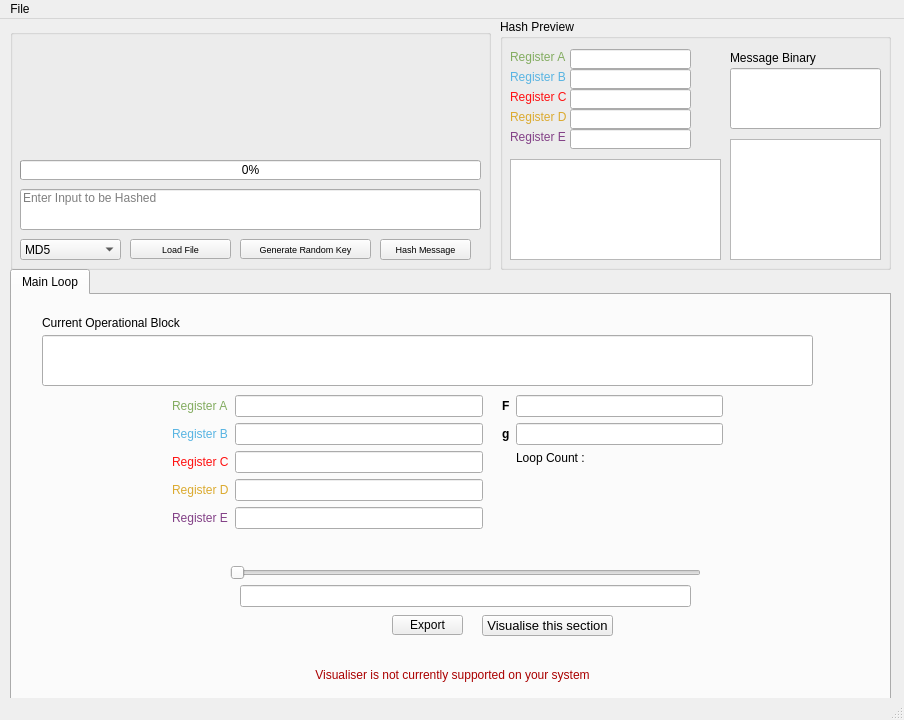
euandmj/Hash-Function-Visualiser, file mainwindow.ui: the form before one commit.
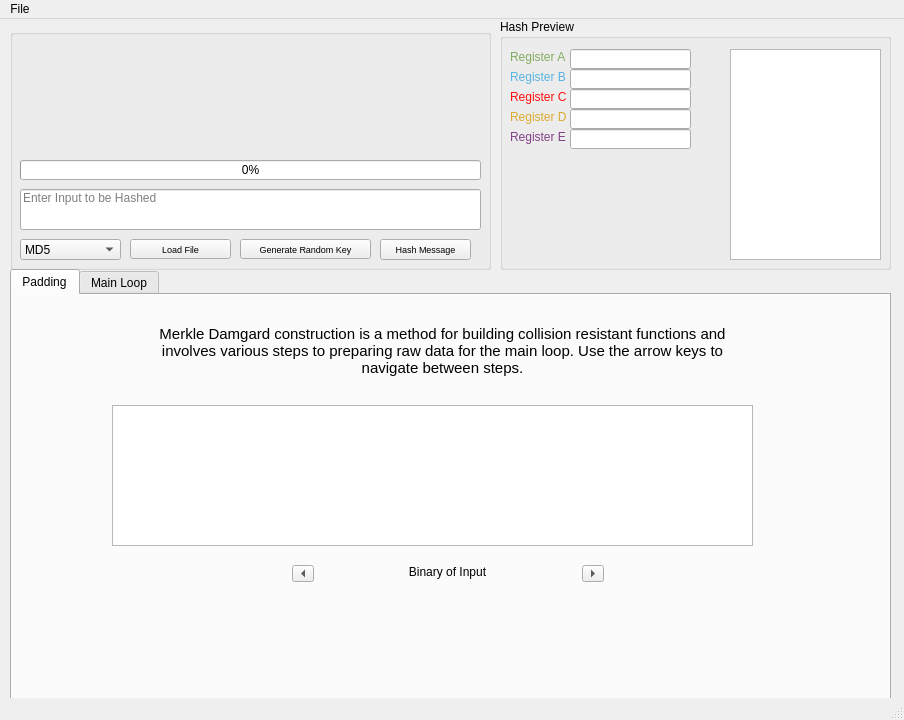
The form after the commit.

Commit message: md5 padding demo

```diff
--- a/mainwindow.ui
+++ b/mainwindow.ui
@@ -208,29 +208,13 @@
        <property name="title">
         <string>Hash Preview</string>
        </property>
-       <widget class="QLineEdit" name="inputBinaryText">
-        <property name="geometry">
-         <rect>
-          <x>230</x>
-          <y>49</y>
-          <width>151</width>
-          <height>61</height>
-         </rect>
-        </property>
-        <property name="alignment">
-         <set>Qt::AlignLeading|Qt::AlignLeft|Qt::AlignTop</set>
-        </property>
-        <property name="readOnly">
-         <bool>true</bool>
-        </property>
-       </widget>
        <widget class="QTableWidget" name="sineTable">
         <property name="geometry">
          <rect>
           <x>230</x>
-          <y>120</y>
+          <y>30</y>
           <width>151</width>
-          <height>121</height>
+          <height>211</height>
          </rect>
         </property>
         <property name="sizePolicy">
@@ -269,19 +253,6 @@
          <bool>false</bool>
         </attribute>
        </widget>
-       <widget class="QTextEdit" name="blockText">
-        <property name="geometry">
-         <rect>
-          <x>10</x>
-          <y>140</y>
-          <width>211</width>
-          <height>101</height>
-         </rect>
-        </property>
-        <property name="readOnly">
-         <bool>true</bool>
-        </property>
-       </widget>
        <widget class="QLabel" name="label_16">
         <property name="geometry">
          <rect>
@@ -386,19 +357,6 @@
          <bool>true</bool>
         </property>
        </widget>
-       <widget class="QLabel" name="label_20">
-        <property name="geometry">
-         <rect>
-          <x>230</x>
-          <y>30</y>
-          <width>121</width>
-          <height>17</height>
-         </rect>
-        </property>
-        <property name="text">
-         <string>Message Binary</string>
-        </property>
-       </widget>
        <widget class="QLineEdit" name="regEText">
         <property name="geometry">
          <rect>
@@ -447,6 +405,100 @@
        <property name="currentIndex">
         <number>0</number>
        </property>
+       <widget class="QWidget" name="tab_2">
+        <attribute name="title">
+         <string>Padding</string>
+        </attribute>
+        <widget class="QLabel" name="label_20">
+         <property name="geometry">
+          <rect>
+           <x>140</x>
+           <y>30</y>
+           <width>581</width>
+           <height>71</height>
+          </rect>
+         </property>
+         <property name="text">
+          <string>&lt;html&gt;&lt;head/&gt;&lt;body&gt;&lt;p&gt;&lt;span style=&quot; font-size:11pt;&quot;&gt;Merkle Damgard construction is a method for building collision resistant functions and involves various steps to preparing raw data for the main loop. Use the arrow keys to navigate between steps.&lt;/span&gt;&lt;/p&gt;&lt;/body&gt;&lt;/html&gt;</string>
+         </property>
+         <property name="alignment">
+          <set>Qt::AlignHCenter|Qt::AlignTop</set>
+         </property>
+         <property name="wordWrap">
+          <bool>true</bool>
+         </property>
+        </widget>
+        <widget class="QTextEdit" name="padding_BlockText">
+         <property name="geometry">
+          <rect>
+           <x>100</x>
+           <y>110</y>
+           <width>641</width>
+           <height>141</height>
+          </rect>
+         </property>
+         <property name="readOnly">
+          <bool>true</bool>
+         </property>
+        </widget>
+        <widget class="QToolButton" name="padding_LeftArrow">
+         <property name="geometry">
+          <rect>
+           <x>280</x>
+           <y>270</y>
+           <width>22</width>
+           <height>17</height>
+          </rect>
+         </property>
+         <property name="text">
+          <string>...</string>
+         </property>
+         <property name="arrowType">
+          <enum>Qt::LeftArrow</enum>
+         </property>
+        </widget>
+        <widget class="QToolButton" name="padding_RightArrow">
+         <property name="geometry">
+          <rect>
+           <x>570</x>
+           <y>270</y>
+           <width>22</width>
+           <height>17</height>
+          </rect>
+         </property>
+         <property name="text">
+          <string>...</string>
+         </property>
+         <property name="arrowType">
+          <enum>Qt::RightArrow</enum>
+         </property>
+        </widget>
+        <widget class="QLabel" name="paddingStatusLabel">
+         <property name="geometry">
+          <rect>
+           <x>310</x>
+           <y>270</y>
+           <width>251</width>
+           <height>61</height>
+          </rect>
+         </property>
+         <property name="sizePolicy">
+          <sizepolicy hsizetype="Preferred" vsizetype="Preferred">
+           <horstretch>0</horstretch>
+           <verstretch>0</verstretch>
+          </sizepolicy>
+         </property>
+         <property name="text">
+          <string>Binary of Input</string>
+         </property>
+         <property name="alignment">
+          <set>Qt::AlignHCenter|Qt::AlignTop</set>
+         </property>
+         <property name="wordWrap">
+          <bool>true</bool>
+         </property>
+        </widget>
+       </widget>
        <widget class="QWidget" name="tab">
         <attribute name="title">
          <string>Main Loop</string>
```
The commit also changes 4 other files.
